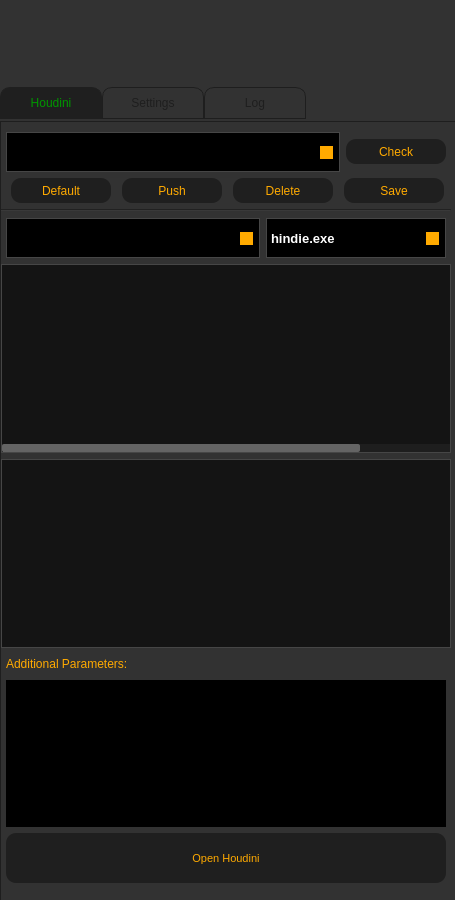
Before: the Qt Designer form UI/ns_Startup.ui in prateekfxtd/ns_Startup, drawn with Qt 5.
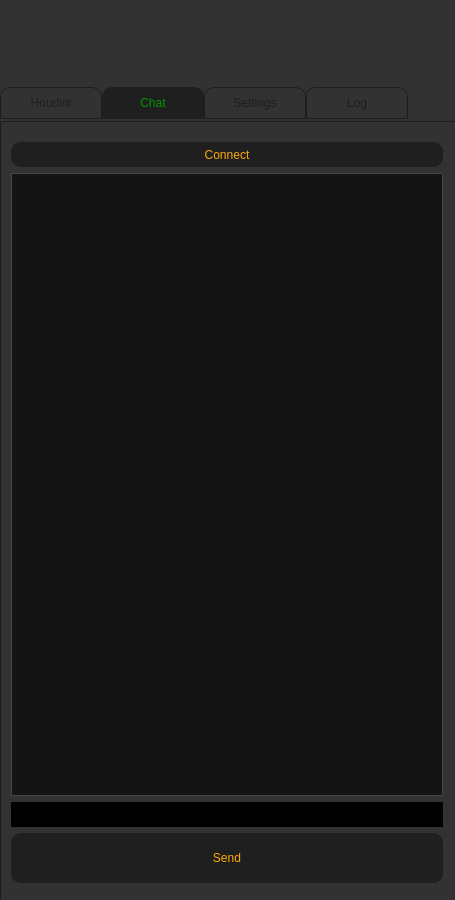
After: the same form once the commit is applied. The open tabs and pages were chosen to show the change. Icons and pictures are not drawn.

Commit message: v0.1.16 - add first working client chat implementation - add chat settings

The edit to the form file:
```diff
--- a/UI/ns_Startup.ui
+++ b/UI/ns_Startup.ui
@@ -1244,6 +1244,313 @@
            </layout>
           </widget>
          </widget>
+         <widget class="QWidget" name="tab">
+          <attribute name="title">
+           <string>Chat</string>
+          </attribute>
+          <widget class="QWidget" name="verticalLayoutWidget_6">
+           <property name="geometry">
+            <rect>
+             <x>0</x>
+             <y>10</y>
+             <width>457</width>
+             <height>761</height>
+            </rect>
+           </property>
+           <layout class="QVBoxLayout" name="verticalLayout_8">
+            <property name="leftMargin">
+             <number>10</number>
+            </property>
+            <property name="topMargin">
+             <number>10</number>
+            </property>
+            <property name="rightMargin">
+             <number>15</number>
+            </property>
+            <property name="bottomMargin">
+             <number>10</number>
+            </property>
+            <item>
+             <widget class="QPushButton" name="pushButton_chat_connection">
+              <property name="minimumSize">
+               <size>
+                <width>0</width>
+                <height>25</height>
+               </size>
+              </property>
+              <property name="maximumSize">
+               <size>
+                <width>16777215</width>
+                <height>25</height>
+               </size>
+              </property>
+              <property name="styleSheet">
+               <string notr="true">QPushButton{
+background-color: rgb(31, 31, 31);
+border-radius: 10px;
+}
+
+QPushButton:hover {
+    background-color: rgb(80, 80, 80);
+	color: rgb(0,150,0);
+    border-style: inset;
+}
+
+QPushButton:pressed {
+    background-color:  rgb(0,150,0);
+	color: rgb(0,230,0);
+    border-style: inset;
+}</string>
+              </property>
+              <property name="text">
+               <string>Connect</string>
+              </property>
+             </widget>
+            </item>
+            <item>
+             <widget class="QTableWidget" name="listWidget_chat_in">
+              <property name="styleSheet">
+               <string notr="true">QTableView
+{
+selection-background-color: rgb(90,90, 90); 
+selection-color: rgb(255, 255, 255);
+background-color: rgb(20, 20, 20);
+color: rgb(255, 255, 255);
+border:1px solid rgb(70,70,70);
+alternate-background-color: rgb(50, 50, 50);
+gridline-color: rgb(30, 30, 30); 
+}
+
+
+
+QHeaderView::section
+{
+background-color: rgb(50, 50, 50);
+color: rgb(255, 255, 255);
+border: 1px solid rgb(60, 60, 60);
+}
+
+QScrollBar:vertical{
+width: 8px;
+color: rgb(216, 216, 216);
+background :black;
+}
+
+QScrollBar::handle:vertical
+{
+background: qlineargradient(x1:0, y1:0, x2:1, y2:0, stop: 0 rgb(100, 100, 100), stop: 0.5 rgb(100, 100, 100), stop:1 rgb(100, 100, 100));
+border-radius : 2px;
+min-height: 0px;
+}
+
+QScrollBar::add-page:vertical, QScrollBar::sub-page:vertical
+{
+background: rgb(30, 30, 30);
+}
+
+QScrollBar:horizontal
+{
+height: 8px;
+color: rgb(216, 216, 216);
+background :black;
+}
+
+QScrollBar::handle:horizontal
+{
+background: qlineargradient(x1:0, y1:0, x2:1, y2:0, stop: 0 rgb(100, 100, 100), stop: 0.5 rgb(100, 100, 100), stop:1 rgb(100, 100, 100));
+border-radius : 2px;
+}
+
+QScrollBar::add-page:horizontal, QScrollBar::sub-page:horizonta
+{
+background: rgb(30, 30, 30);
+}
+
+QTableCornerButton::section
+{
+background-color:  rgb(50, 50, 50);
+}
+
+</string>
+              </property>
+              <property name="alternatingRowColors">
+               <bool>true</bool>
+              </property>
+              <property name="selectionMode">
+               <enum>QAbstractItemView::SingleSelection</enum>
+              </property>
+              <property name="iconSize">
+               <size>
+                <width>20</width>
+                <height>20</height>
+               </size>
+              </property>
+              <property name="showGrid">
+               <bool>true</bool>
+              </property>
+              <property name="sortingEnabled">
+               <bool>false</bool>
+              </property>
+              <property name="wordWrap">
+               <bool>true</bool>
+              </property>
+              <property name="cornerButtonEnabled">
+               <bool>true</bool>
+              </property>
+              <attribute name="horizontalHeaderVisible">
+               <bool>false</bool>
+              </attribute>
+              <attribute name="horizontalHeaderCascadingSectionResizes">
+               <bool>true</bool>
+              </attribute>
+              <attribute name="horizontalHeaderDefaultSectionSize">
+               <number>430</number>
+              </attribute>
+              <attribute name="horizontalHeaderHighlightSections">
+               <bool>true</bool>
+              </attribute>
+              <attribute name="horizontalHeaderMinimumSectionSize">
+               <number>430</number>
+              </attribute>
+              <attribute name="horizontalHeaderShowSortIndicator" stdset="0">
+               <bool>false</bool>
+              </attribute>
+              <attribute name="horizontalHeaderStretchLastSection">
+               <bool>false</bool>
+              </attribute>
+              <attribute name="verticalHeaderVisible">
+               <bool>false</bool>
+              </attribute>
+              <attribute name="verticalHeaderCascadingSectionResizes">
+               <bool>true</bool>
+              </attribute>
+              <attribute name="verticalHeaderDefaultSectionSize">
+               <number>30</number>
+              </attribute>
+              <attribute name="verticalHeaderMinimumSectionSize">
+               <number>30</number>
+              </attribute>
+              <column>
+               <property name="text">
+                <string>Messages</string>
+               </property>
+              </column>
+             </widget>
+            </item>
+            <item>
+             <widget class="QTextEdit" name="textEdit_chat_out">
+              <property name="minimumSize">
+               <size>
+                <width>0</width>
+                <height>0</height>
+               </size>
+              </property>
+              <property name="maximumSize">
+               <size>
+                <width>16777215</width>
+                <height>25</height>
+               </size>
+              </property>
+              <property name="styleSheet">
+               <string notr="true">QTextEdit{
+background-color: rgb(0, 0, 0);
+color: rgb(255, 255, 255);
+selection-background-color: rgb(30, 30, 30); 
+selection-color: rgb(255, 255, 255);
+border: 1px rgb(0, 0, 0)
+}
+
+QScrollBar:vertical{
+width: 8px;
+color: rgb(216, 216, 216);
+background :black;
+}
+
+
+QScrollBar::handle:vertical{
+background: qlineargradient(x1:0, y1:0, x2:1, y2:0, stop: 0 rgb(100, 100, 100), stop: 0.5 rgb(100, 100, 100), stop:1 rgb(100, 100, 100));
+border-radius : 2px;
+min-height: 0px;
+}
+
+
+QScrollBar::add-page:vertical, QScrollBar::sub-page:vertical{
+    background: rgb(30, 30, 30);
+}
+
+
+QScrollBar:horizontal{
+height: 8px;
+color: rgb(216, 216, 216);
+background :black;
+}
+
+
+QScrollBar::handle:horizontal{
+background: qlineargradient(x1:0, y1:0, x2:1, y2:0, stop: 0 rgb(100, 100, 100), stop: 0.5 rgb(100, 100, 100), stop:1 rgb(100, 100, 100));
+border-radius : 2px;
+
+}
+
+
+QScrollBar::add-page:horizontal, QScrollBar::sub-page:horizontal{
+background: rgb(30, 30, 30);
+}
+
+</string>
+              </property>
+              <property name="lineWrapMode">
+               <enum>QTextEdit::NoWrap</enum>
+              </property>
+              <property name="html">
+               <string>&lt;!DOCTYPE HTML PUBLIC &quot;-//W3C//DTD HTML 4.0//EN&quot; &quot;http://www.w3.org/TR/REC-html40/strict.dtd&quot;&gt;
+&lt;html&gt;&lt;head&gt;&lt;meta name=&quot;qrichtext&quot; content=&quot;1&quot; /&gt;&lt;style type=&quot;text/css&quot;&gt;
+p, li { white-space: pre-wrap; }
+&lt;/style&gt;&lt;/head&gt;&lt;body style=&quot; font-family:'MS Shell Dlg 2'; font-size:8.25pt; font-weight:400; font-style:normal;&quot;&gt;
+&lt;p style=&quot;-qt-paragraph-type:empty; margin-top:0px; margin-bottom:0px; margin-left:0px; margin-right:0px; -qt-block-indent:0; text-indent:0px; font-size:8pt;&quot;&gt;&lt;br /&gt;&lt;/p&gt;&lt;/body&gt;&lt;/html&gt;</string>
+              </property>
+             </widget>
+            </item>
+            <item>
+             <widget class="QPushButton" name="pushButton_chat_send">
+              <property name="minimumSize">
+               <size>
+                <width>0</width>
+                <height>50</height>
+               </size>
+              </property>
+              <property name="maximumSize">
+               <size>
+                <width>16777215</width>
+                <height>50</height>
+               </size>
+              </property>
+              <property name="styleSheet">
+               <string notr="true">QPushButton{
+background-color: rgb(31, 31, 31);
+border-radius: 10px;
+}
+
+QPushButton:hover {
+    background-color: rgb(80, 80, 80);
+	color: rgb(0,150,0);
+    border-style: inset;
+}
+
+QPushButton:pressed {
+    background-color:  rgb(0,150,0);
+	color: rgb(0,230,0);
+    border-style: inset;
+}</string>
+              </property>
+              <property name="text">
+               <string>Send</string>
+              </property>
+             </widget>
+            </item>
+           </layout>
+          </widget>
+         </widget>
          <widget class="QWidget" name="settings">
           <attribute name="title">
            <string>Settings</string>
```
Left out of the diff: 144 changed lines with no effect on the pictures. The commit also changes 5 other files.
